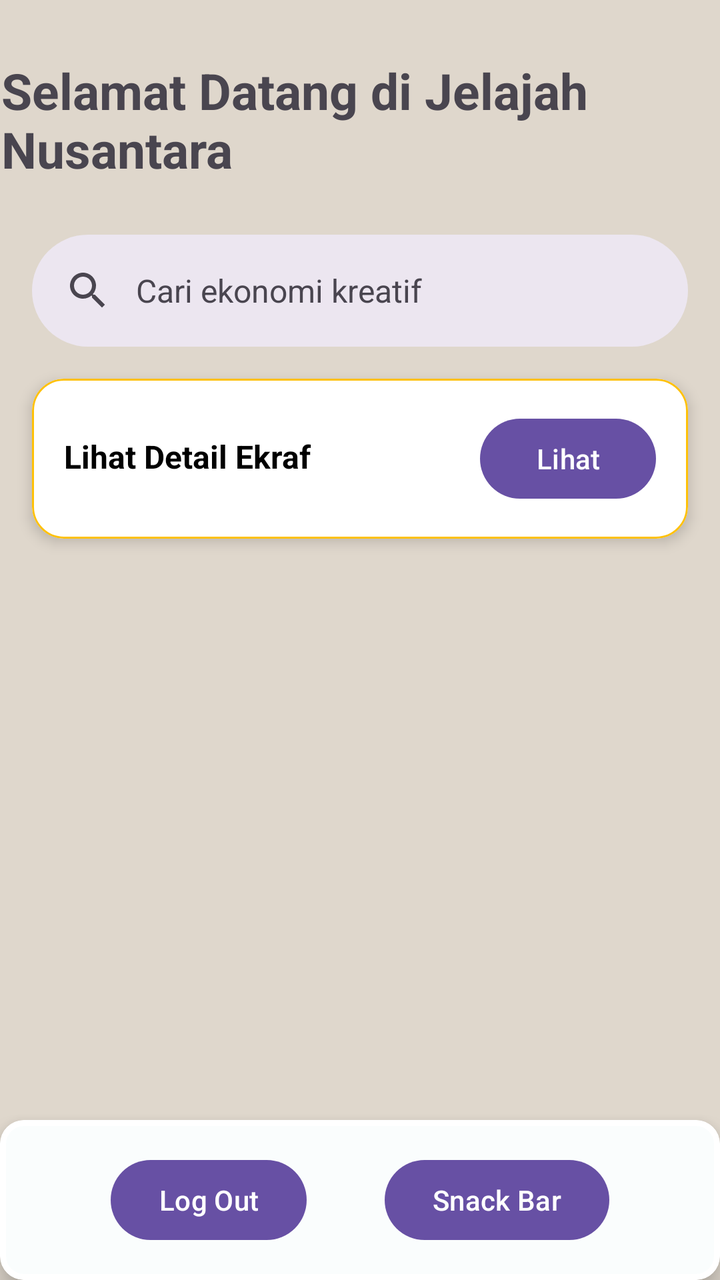
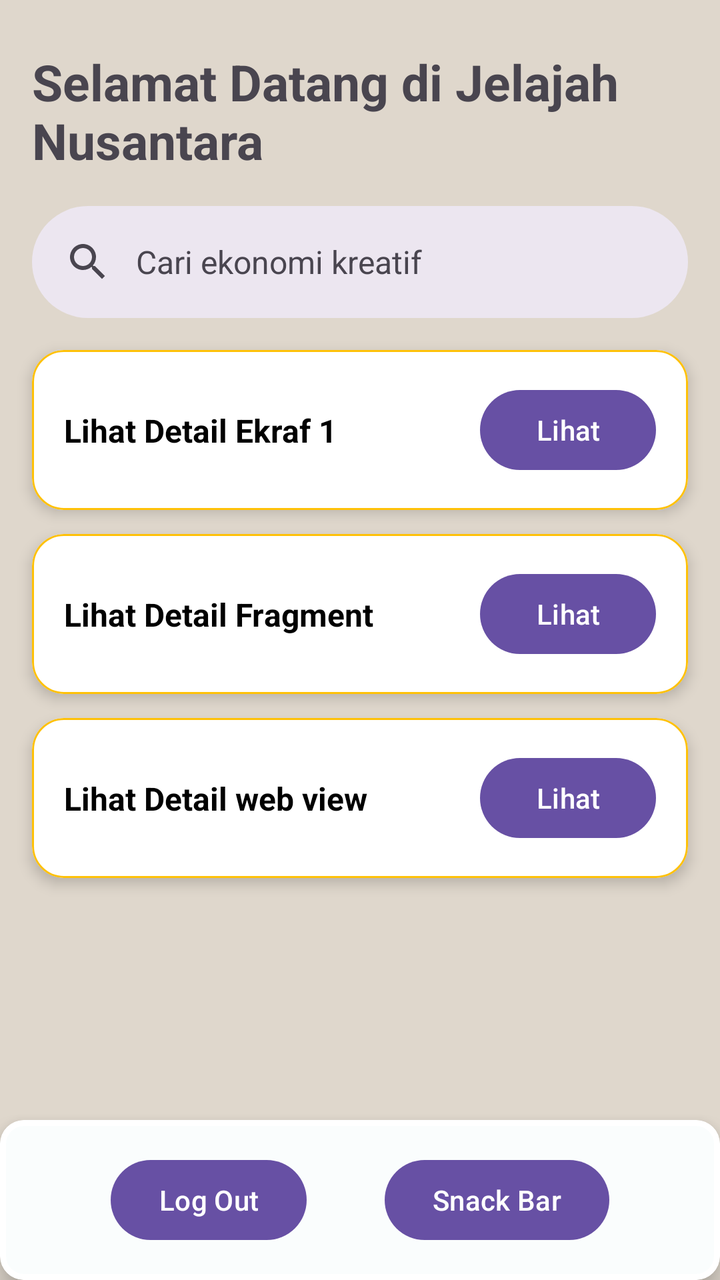

Compare the two renders of this Android layout. The source of the first and the diff that turns it into the second are given below.
<!-- AndroidManifest.xml: application theme Theme.AlifTaufiq_3TIB -->
<!-- res/layout/activity_main.xml -->
<?xml version="1.0" encoding="utf-8"?>
<androidx.constraintlayout.widget.ConstraintLayout xmlns:android="http://schemas.android.com/apk/res/android"
    xmlns:app="http://schemas.android.com/apk/res-auto"
    xmlns:tools="http://schemas.android.com/tools"
    android:id="@+id/main"
    android:layout_width="match_parent"
    android:layout_height="match_parent"
    android:background="#DFD7CC"
    tools:context=".MainActivity">


    <TextView
        android:id="@+id/textView3"
        android:layout_width="359dp"
        android:layout_height="65dp"
        android:text="Selamat Datang di Jelajah Nusantara"
        android:textAlignment="textStart"
        android:textSize="25dp"
        android:textStyle="bold"
        app:layout_constraintBottom_toBottomOf="parent"
        app:layout_constraintEnd_toEndOf="parent"
        app:layout_constraintStart_toStartOf="parent"
        app:layout_constraintTop_toTopOf="parent"
        app:layout_constraintVertical_bias="0.049" />

    <com.google.android.material.card.MaterialCardView
        android:id="@+id/materialCardView"
        android:layout_width="0dp"
        android:layout_height="wrap_content"
        app:cardBackgroundColor="#FAFDFD"
        app:cardElevation="8dp"
        app:strokeColor="#FFFFFF"
        app:strokeWidth="3dp"
        app:layout_constraintStart_toStartOf="parent"
        app:layout_constraintEnd_toEndOf="parent"
        app:layout_constraintBottom_toBottomOf="parent">

        <androidx.constraintlayout.widget.ConstraintLayout
            android:layout_width="match_parent"
            android:layout_height="wrap_content"
            android:padding="16dp">

            <Button
                android:id="@+id/AlertDialog"
                android:layout_width="wrap_content"
                android:layout_height="wrap_content"
                android:text="Log Out"
                app:layout_constraintStart_toStartOf="parent"
                app:layout_constraintEnd_toStartOf="@+id/btnSnackBar"
                app:layout_constraintTop_toTopOf="parent"
                app:layout_constraintBottom_toBottomOf="parent" />

            <Button
                android:id="@+id/btnSnackBar"
                android:layout_width="wrap_content"
                android:layout_height="wrap_content"
                android:text="Snack Bar"
                app:layout_constraintStart_toEndOf="@+id/AlertDialog"
                app:layout_constraintEnd_toEndOf="parent"
                app:layout_constraintTop_toTopOf="parent"
                app:layout_constraintBottom_toBottomOf="parent" />

        </androidx.constraintlayout.widget.ConstraintLayout>

    </com.google.android.material.card.MaterialCardView>

    <com.google.android.material.card.MaterialCardView
        android:id="@+id/cardRekomendasi"
        android:layout_width="0dp"
        android:layout_height="wrap_content"
        android:layout_marginStart="16dp"
        android:layout_marginTop="16dp"
        android:layout_marginEnd="16dp"
        app:cardBackgroundColor="#FFFFFF"
        app:cardCornerRadius="16dp"
        app:cardElevation="4dp"
        app:strokeColor="@color/kuning"
        app:layout_constraintStart_toStartOf="parent"
        app:layout_constraintEnd_toEndOf="parent"
        app:layout_constraintTop_toBottomOf="@+id/search_bar">

        <androidx.constraintlayout.widget.ConstraintLayout
            android:layout_width="match_parent"
            android:layout_height="match_parent"
            android:padding="16dp">

            <TextView
                android:id="@+id/txtRekomendasi"
                android:layout_width="wrap_content"
                android:layout_height="wrap_content"
                android:layout_marginTop="12dp"
                android:text="Lihat Detail Ekraf"
                android:textColor="#000000"
                android:textSize="16sp"
                android:textStyle="bold"
                app:layout_constraintStart_toStartOf="parent"
                app:layout_constraintTop_toTopOf="parent" />

            <Button
                android:id="@+id/btnlihat"
                android:layout_width="wrap_content"
                android:layout_height="wrap_content"
                android:text="Lihat"
                app:layout_constraintBottom_toBottomOf="parent"
                app:layout_constraintEnd_toEndOf="parent"
                app:layout_constraintTop_toTopOf="parent" />

        </androidx.constraintlayout.widget.ConstraintLayout>

    </com.google.android.material.card.MaterialCardView>
    <Button
        android:id="@+id/btnkembali"
        android:layout_width="wrap_content"
        android:layout_height="wrap_content"
        android:layout_marginTop="60dp"
        android:text="kembali"
        app:layout_constraintEnd_toEndOf="parent"
        app:layout_constraintHorizontal_bias="0.482"
        app:layout_constraintStart_toStartOf="parent"
        app:layout_constraintTop_toBottomOf="@+id/materialCardView" />


    <com.google.android.material.search.SearchBar
        android:id="@+id/search_bar"
        android:layout_width="0dp"
        android:layout_height="wrap_content"
        android:layout_marginTop="24dp"
        android:hint="Cari ekonomi kreatif"
        app:layout_constraintEnd_toEndOf="parent"
        app:layout_constraintHorizontal_bias="0.812"
        app:layout_constraintStart_toStartOf="parent"
        app:layout_constraintTop_toBottomOf="@id/textView3" />


</androidx.constraintlayout.widget.ConstraintLayout>
<!-- resources referenced by this layout -->
<resources>
  <color name="kuning">#FFC107</color>
  <style name="Theme.AlifTaufiq_3TIB" parent="Base.Theme.AlifTaufiq_3TIB" />
  <style name="Base.Theme.AlifTaufiq_3TIB" parent="Theme.Material3.DayNight.NoActionBar">
          
          
      </style>
</resources>

<!-- the commit's change to res/layout/activity_main.xml (unified diff, before → after) -->
@@ -8,20 +8,169 @@
     android:background="#DFD7CC"
     tools:context=".MainActivity">
 
-
     <TextView
         android:id="@+id/textView3"
-        android:layout_width="359dp"
-        android:layout_height="65dp"
+        android:layout_width="0dp"
+        android:layout_height="wrap_content"
+        android:layout_marginStart="16dp"
+        android:layout_marginTop="24dp"
+        android:layout_marginEnd="16dp"
         android:text="Selamat Datang di Jelajah Nusantara"
-        android:textAlignment="textStart"
-        android:textSize="25dp"
+        android:textSize="25sp"
         android:textStyle="bold"
-        app:layout_constraintBottom_toBottomOf="parent"
-        app:layout_constraintEnd_toEndOf="parent"
-        app:layout_constraintStart_toStartOf="parent"
-        app:layout_constraintTop_toTopOf="parent"
-        app:layout_constraintVertical_bias="0.049" />
+        app:layout_constraintEnd_toEndOf="parent"
+        app:layout_constraintStart_toStartOf="parent"
+        app:layout_constraintTop_toTopOf="parent" />
+
+    <com.google.android.material.search.SearchBar
+        android:id="@+id/search_bar"
+        android:layout_width="0dp"
+        android:layout_height="wrap_content"
+        android:layout_marginStart="16dp"
+        android:layout_marginTop="16dp"
+        android:layout_marginEnd="16dp"
+        android:hint="Cari ekonomi kreatif"
+        app:layout_constraintEnd_toEndOf="parent"
+        app:layout_constraintStart_toStartOf="parent"
+        app:layout_constraintTop_toBottomOf="@id/textView3" />
+
+    
+    <com.google.android.material.card.MaterialCardView
+        android:id="@+id/cardRekomendasi1"
+        android:layout_width="0dp"
+        android:layout_height="wrap_content"
+        android:layout_marginStart="16dp"
+        android:layout_marginTop="16dp"
+        android:layout_marginEnd="16dp"
+        app:cardBackgroundColor="#FFFFFF"
+        app:cardCornerRadius="16dp"
+        app:cardElevation="4dp"
+        app:strokeColor="@color/kuning"
+        app:layout_constraintEnd_toEndOf="parent"
+        app:layout_constraintStart_toStartOf="parent"
+        app:layout_constraintTop_toBottomOf="@+id/search_bar">
+
+        <androidx.constraintlayout.widget.ConstraintLayout
+            android:layout_width="match_parent"
+            android:layout_height="wrap_content"
+            android:padding="16dp">
+
+            <TextView
+                android:id="@+id/txtRekomendasi1"
+                android:layout_width="wrap_content"
+                android:layout_height="wrap_content"
+                android:text="Lihat Detail Ekraf 1"
+                android:textColor="#000000"
+                android:textSize="16sp"
+                android:textStyle="bold"
+                app:layout_constraintBottom_toBottomOf="parent"
+                app:layout_constraintStart_toStartOf="parent"
+                app:layout_constraintTop_toTopOf="parent" />
+
+            <Button
+                android:id="@+id/btnlihat"
+                android:layout_width="wrap_content"
+                android:layout_height="wrap_content"
+                android:text="Lihat"
+                app:layout_constraintBottom_toBottomOf="parent"
+                app:layout_constraintEnd_toEndOf="parent"
+                app:layout_constraintTop_toTopOf="parent" />
+
+        </androidx.constraintlayout.widget.ConstraintLayout>
+
+    </com.google.android.material.card.MaterialCardView>
+
+    
+    <com.google.android.material.card.MaterialCardView
+        android:id="@+id/cardRekomendasi2"
+        android:layout_width="0dp"
+        android:layout_height="wrap_content"
+        android:layout_marginStart="16dp"
+        android:layout_marginTop="12dp"
+        android:layout_marginEnd="16dp"
+        app:cardBackgroundColor="#FFFFFF"
+        app:cardCornerRadius="16dp"
+        app:cardElevation="4dp"
+        app:strokeColor="@color/kuning"
+        app:layout_constraintEnd_toEndOf="parent"
+        app:layout_constraintStart_toStartOf="parent"
+        app:layout_constraintTop_toBottomOf="@+id/cardRekomendasi1">
+
+        <androidx.constraintlayout.widget.ConstraintLayout
+            android:layout_width="match_parent"
+            android:layout_height="wrap_content"
+            android:padding="16dp">
+
+            <TextView
+                android:id="@+id/txtRekomendasi2"
+                android:layout_width="wrap_content"
+                android:layout_height="wrap_content"
+                android:text="Lihat Detail Fragment"
+                android:textColor="#000000"
+                android:textSize="16sp"
+                android:textStyle="bold"
+                app:layout_constraintBottom_toBottomOf="parent"
+                app:layout_constraintStart_toStartOf="parent"
+                app:layout_constraintTop_toTopOf="parent" />
+
+            <Button
+                android:id="@+id/btnlihatfragment"
+                android:layout_width="wrap_content"
+                android:layout_height="wrap_content"
+                android:text="Lihat"
+                app:layout_constraintBottom_toBottomOf="parent"
+                app:layout_constraintEnd_toEndOf="parent"
+                app:layout_constraintTop_toTopOf="parent" />
+
+        </androidx.constraintlayout.widget.ConstraintLayout>
+
+    </com.google.android.material.card.MaterialCardView>
+
+    
+    <com.google.android.material.card.MaterialCardView
+        android:id="@+id/cardRekomendasi3"
+        android:layout_width="0dp"
+        android:layout_height="wrap_content"
+        android:layout_marginStart="16dp"
+        android:layout_marginTop="12dp"
+        android:layout_marginEnd="16dp"
+        app:cardBackgroundColor="#FFFFFF"
+        app:cardCornerRadius="16dp"
+        app:cardElevation="4dp"
+        app:strokeColor="@color/kuning"
+        app:layout_constraintEnd_toEndOf="parent"
+        app:layout_constraintStart_toStartOf="parent"
+        app:layout_constraintTop_toBottomOf="@+id/cardRekomendasi2">
+
+        <androidx.constraintlayout.widget.ConstraintLayout
+            android:layout_width="match_parent"
+            android:layout_height="wrap_content"
+            android:padding="16dp">
+
+            <TextView
+                android:id="@+id/txtRekomendasi3"
+                android:layout_width="wrap_content"
+                android:layout_height="wrap_content"
+                android:text="Lihat Detail web view"
+                android:textColor="#000000"
+                android:textSize="16sp"
+                android:textStyle="bold"
+                app:layout_constraintBottom_toBottomOf="parent"
+                app:layout_constraintStart_toStartOf="parent"
+                app:layout_constraintTop_toTopOf="parent" />
+
+            <Button
+                android:id="@+id/btnlihatweb"
+                android:layout_width="wrap_content"
+                android:layout_height="wrap_content"
+                android:text="Lihat"
+                app:layout_constraintBottom_toBottomOf="parent"
+                app:layout_constraintEnd_toEndOf="parent"
+                app:layout_constraintTop_toTopOf="parent" />
+
+        </androidx.constraintlayout.widget.ConstraintLayout>
+
+    </com.google.android.material.card.MaterialCardView>
 
     <com.google.android.material.card.MaterialCardView
         android:id="@+id/materialCardView"
@@ -31,9 +180,9 @@
         app:cardElevation="8dp"
         app:strokeColor="#FFFFFF"
         app:strokeWidth="3dp"
-        app:layout_constraintStart_toStartOf="parent"
-        app:layout_constraintEnd_toEndOf="parent"
-        app:layout_constraintBottom_toBottomOf="parent">
+        app:layout_constraintBottom_toBottomOf="parent"
+        app:layout_constraintEnd_toEndOf="parent"
+        app:layout_constraintStart_toStartOf="parent">
 
         <androidx.constraintlayout.widget.ConstraintLayout
             android:layout_width="match_parent"
@@ -45,91 +194,23 @@
                 android:layout_width="wrap_content"
                 android:layout_height="wrap_content"
                 android:text="Log Out"
-                app:layout_constraintStart_toStartOf="parent"
+                app:layout_constraintBottom_toBottomOf="parent"
                 app:layout_constraintEnd_toStartOf="@+id/btnSnackBar"
-                app:layout_constraintTop_toTopOf="parent"
-                app:layout_constraintBottom_toBottomOf="parent" />
+                app:layout_constraintStart_toStartOf="parent"
+                app:layout_constraintTop_toTopOf="parent" />
 
             <Button
                 android:id="@+id/btnSnackBar"
                 android:layout_width="wrap_content"
                 android:layout_height="wrap_content"
                 android:text="Snack Bar"
+                app:layout_constraintBottom_toBottomOf="parent"
+                app:layout_constraintEnd_toEndOf="parent"
                 app:layout_constraintStart_toEndOf="@+id/AlertDialog"
-                app:layout_constraintEnd_toEndOf="parent"
-                app:layout_constraintTop_toTopOf="parent"
-                app:layout_constraintBottom_toBottomOf="parent" />
-
-        </androidx.constraintlayout.widget.ConstraintLayout>
-
-    </com.google.android.material.card.MaterialCardView>
-
-    <com.google.android.material.card.MaterialCardView
-        android:id="@+id/cardRekomendasi"
-        android:layout_width="0dp"
-        android:layout_height="wrap_content"
-        android:layout_marginStart="16dp"
-        android:layout_marginTop="16dp"
-        android:layout_marginEnd="16dp"
-        app:cardBackgroundColor="#FFFFFF"
-        app:cardCornerRadius="16dp"
-        app:cardElevation="4dp"
-        app:strokeColor="@color/kuning"
-        app:layout_constraintStart_toStartOf="parent"
-        app:layout_constraintEnd_toEndOf="parent"
-        app:layout_constraintTop_toBottomOf="@+id/search_bar">
-
-        <androidx.constraintlayout.widget.ConstraintLayout
-            android:layout_width="match_parent"
-            android:layout_height="match_parent"
-            android:padding="16dp">
-
-            <TextView
-                android:id="@+id/txtRekomendasi"
-                android:layout_width="wrap_content"
-                android:layout_height="wrap_content"
-                android:layout_marginTop="12dp"
-                android:text="Lihat Detail Ekraf"
-                android:textColor="#000000"
-                android:textSize="16sp"
-                android:textStyle="bold"
-                app:layout_constraintStart_toStartOf="parent"
-                app:layout_constraintTop_toTopOf="parent" />
-
-            <Button
-                android:id="@+id/btnlihat"
-                android:layout_width="wrap_content"
-                android:layout_height="wrap_content"
-                android:text="Lihat"
-                app:layout_constraintBottom_toBottomOf="parent"
-                app:layout_constraintEnd_toEndOf="parent"
-                app:layout_constraintTop_toTopOf="parent" />
-
-        </androidx.constraintlayout.widget.ConstraintLayout>
-
-    </com.google.android.material.card.MaterialCardView>
-    <Button
-        android:id="@+id/btnkembali"
-        android:layout_width="wrap_content"
-        android:layout_height="wrap_content"
-        android:layout_marginTop="60dp"
-        android:text="kembali"
-        app:layout_constraintEnd_toEndOf="parent"
-        app:layout_constraintHorizontal_bias="0.482"
-        app:layout_constraintStart_toStartOf="parent"
-        app:layout_constraintTop_toBottomOf="@+id/materialCardView" />
-
-
-    <com.google.android.material.search.SearchBar
-        android:id="@+id/search_bar"
-        android:layout_width="0dp"
-        android:layout_height="wrap_content"
-        android:layout_marginTop="24dp"
-        android:hint="Cari ekonomi kreatif"
-        app:layout_constraintEnd_toEndOf="parent"
-        app:layout_constraintHorizontal_bias="0.812"
-        app:layout_constraintStart_toStartOf="parent"
-        app:layout_constraintTop_toBottomOf="@id/textView3" />
-
+                app:layout_constraintTop_toTopOf="parent" />
+
+        </androidx.constraintlayout.widget.ConstraintLayout>
+
+    </com.google.android.material.card.MaterialCardView>
 
 </androidx.constraintlayout.widget.ConstraintLayout>
